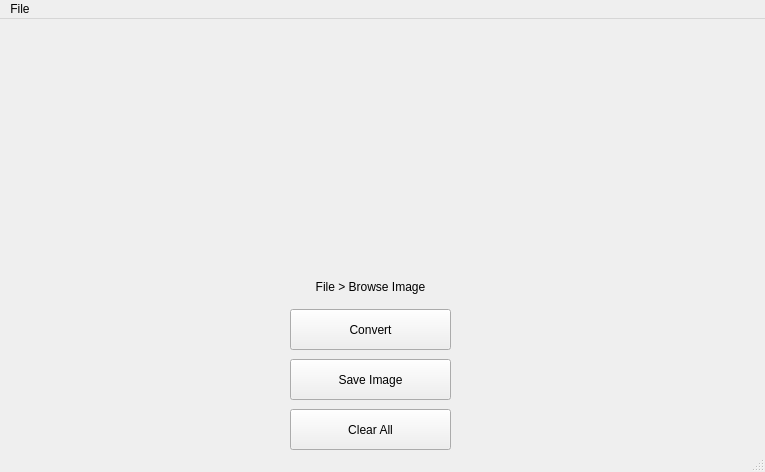
Old version of the form window.ui in the repository anhduy1202/gameboySimulator.
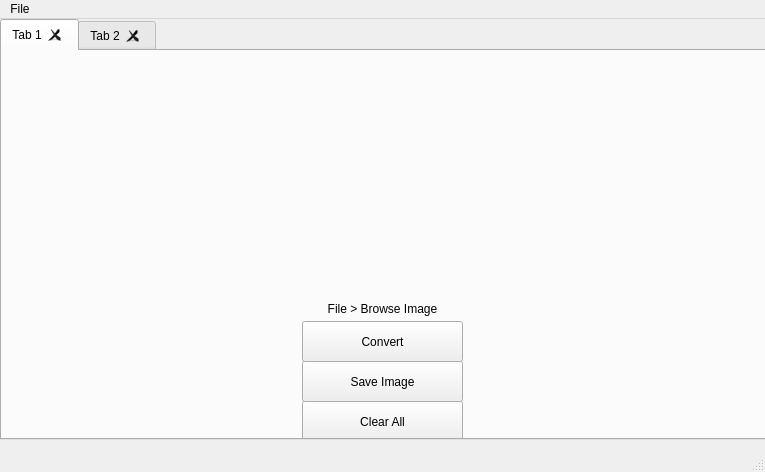
New version of the form.

Commit message: Adding new tab for webcam mode, working on image converting algo

```diff
--- a/window.ui
+++ b/window.ui
@@ -14,29 +14,41 @@
    <string>Image Converter</string>
   </property>
   <widget class="QWidget" name="centralwidget">
-   <widget class="QPushButton" name="convert_pushButton">
+   <widget class="QTabWidget" name="tabWidget">
     <property name="geometry">
      <rect>
-      <x>290</x>
-      <y>290</y>
-      <width>161</width>
-      <height>41</height>
+      <x>0</x>
+      <y>0</y>
+      <width>771</width>
+      <height>421</height>
      </rect>
     </property>
-    <property name="text">
-     <string>Convert</string>
+    <property name="styleSheet">
+     <string notr="true">font: 700 13pt &quot;Futura&quot;;</string>
     </property>
-    <property name="checkable">
+    <property name="currentIndex">
+     <number>0</number>
+    </property>
+    <property name="tabsClosable">
      <bool>true</bool>
     </property>
-   </widget>
+    <property name="movable">
+     <bool>true</bool>
+    </property>
+    <widget class="QWidget" name="firstTab">
+     <property name="layoutDirection">
+      <enum>Qt::LeftToRight</enum>
+     </property>
+     <attribute name="title">
+      <string>Tab 1</string>
+     </attribute>
    <widget class="QLabel" name="original_image">
     <property name="geometry">
      <rect>
       <x>10</x>
-      <y>0</y>
+        <y>10</y>
       <width>361</width>
-      <height>251</height>
+        <height>221</height>
      </rect>
     </property>
     <property name="autoFillBackground">
@@ -53,9 +65,9 @@
     <property name="geometry">
      <rect>
       <x>390</x>
-      <y>0</y>
+        <y>10</y>
       <width>361</width>
-      <height>251</height>
+        <height>221</height>
      </rect>
     </property>
     <property name="autoFillBackground">
@@ -68,15 +80,56 @@
      <set>Qt::AlignCenter</set>
     </property>
    </widget>
+     <widget class="QLabel" name="label">
+      <property name="geometry">
+       <rect>
+        <x>300</x>
+        <y>250</y>
+        <width>161</width>
+        <height>16</height>
+       </rect>
+      </property>
+      <property name="styleSheet">
+       <string notr="true">font: 700 13pt &quot;Futura&quot;;</string>
+      </property>
+      <property name="text">
+       <string>File &gt; Browse Image</string>
+      </property>
+      <property name="alignment">
+       <set>Qt::AlignCenter</set>
+      </property>
+     </widget>
+     <widget class="QPushButton" name="convert_pushButton">
+      <property name="geometry">
+       <rect>
+        <x>300</x>
+        <y>270</y>
+        <width>161</width>
+        <height>41</height>
+       </rect>
+      </property>
+      <property name="styleSheet">
+       <string notr="true">font: 500 13pt &quot;Futura&quot;;</string>
+      </property>
+      <property name="text">
+       <string>Convert</string>
+      </property>
+      <property name="checkable">
+       <bool>true</bool>
+      </property>
+     </widget>
    <widget class="QPushButton" name="save_pushButton">
     <property name="geometry">
      <rect>
-      <x>290</x>
-      <y>340</y>
+        <x>300</x>
+        <y>310</y>
       <width>161</width>
       <height>41</height>
      </rect>
     </property>
+      <property name="styleSheet">
+       <string notr="true">font: 500 13pt &quot;Futura&quot;;</string>
+      </property>
     <property name="text">
      <string>Save Image</string>
     </property>
@@ -87,12 +140,15 @@
     </property>
     <property name="geometry">
      <rect>
-      <x>290</x>
-      <y>390</y>
+        <x>300</x>
+        <y>350</y>
       <width>161</width>
       <height>41</height>
      </rect>
     </property>
+      <property name="styleSheet">
+       <string notr="true">font: 500 13pt &quot;Futura&quot;;</string>
+      </property>
     <property name="text">
      <string>Clear All</string>
     </property>
@@ -100,21 +156,12 @@
      <bool>false</bool>
     </property>
    </widget>
-   <widget class="QLabel" name="label">
-    <property name="geometry">
-     <rect>
-      <x>310</x>
-      <y>260</y>
-      <width>121</width>
-      <height>16</height>
-     </rect>
-    </property>
-    <property name="text">
-     <string>File &gt; Browse Image</string>
-    </property>
-    <property name="alignment">
-     <set>Qt::AlignCenter</set>
-    </property>
+    </widget>
+    <widget class="QWidget" name="secondTab">
+     <attribute name="title">
+      <string>Tab 2</string>
+     </attribute>
+    </widget>
    </widget>
   </widget>
   <widget class="QMenuBar" name="menubar">
```
Left out of the diff: 20 changed lines with no effect on the pictures. Lines whose indentation alone changed are shown as unchanged. The commit also changes 2 other files.
